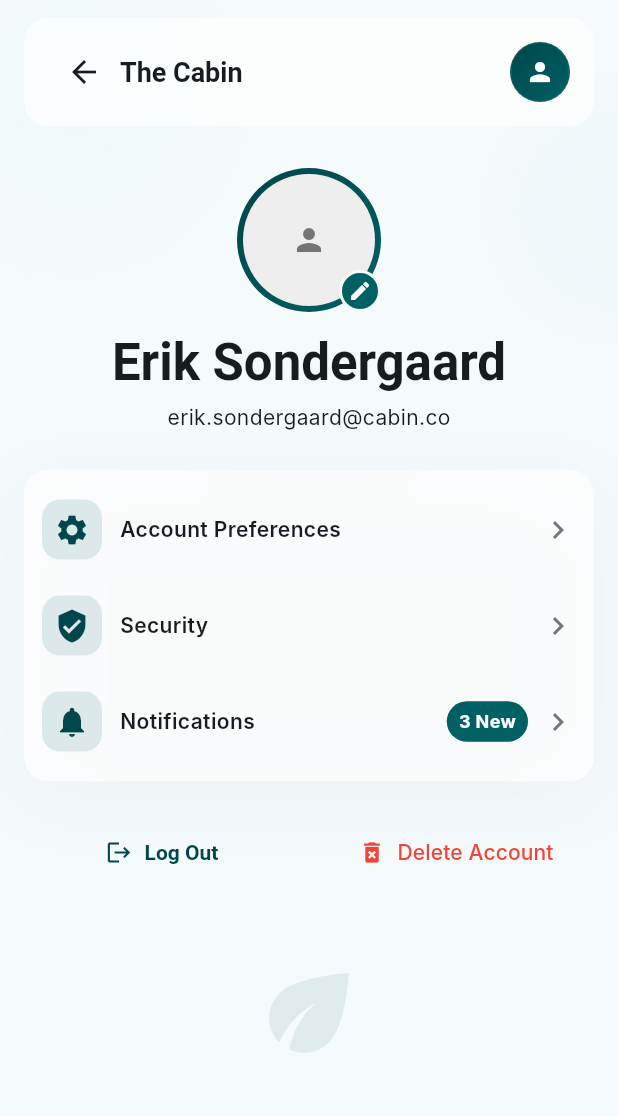
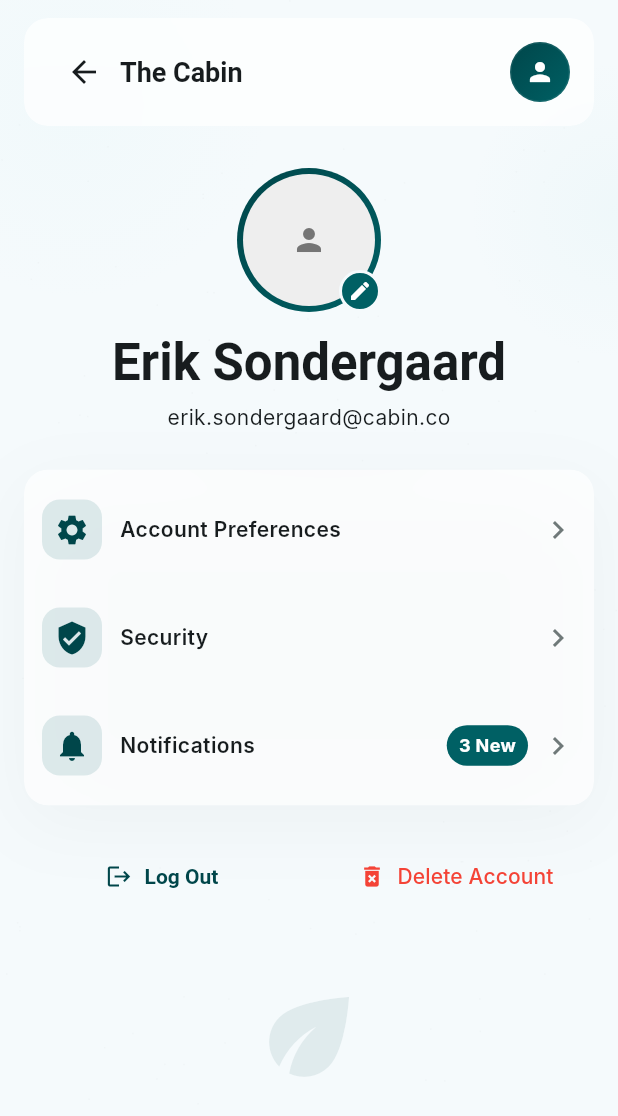
Before and after one commit to tianhaoz95/lumi, a Flutter app: the SettingsScreen screen opened by its route, on a phone screen of 412 x 824 dp. Shown: the top 1116 px of the screen. Run offline on Flutter 3.47's test engine with Material 3 defaults, Android fonts, the phone set to English and light mode, and no system bars; our stand-ins replace appwrite, flutter_riverpod, go_router; missing offline and left inert: dart:ffi, flutter_rust_bridge; network calls fail; Roboto replaces fonts that are missing (Inter, Manrope); statements that could not run were skipped.

Commit message:
Settings: remove dividers from settings list; use spacing for grouping
Mark settings list-items task done in midterm-polish-tasks.md

Co-authored-by: Copilot <223556219+Copilot@users.noreply.github.com>

```diff
--- a/lib/features/settings/settings.dart
+++ b/lib/features/settings/settings.dart
@@ -153,13 +153,13 @@ class SettingsScreen extends ConsumerWidget {
                                 label: 'Account Preferences',
                                 onTap: () {},
                               ),
-                              const Divider(height: 0, thickness: 0, color: Colors.transparent),
+                              const SizedBox(height: 8),
                               _SettingsRow(
                                 icon: Icons.verified_user,
                                 label: 'Security',
                                 onTap: () {},
                               ),
-                              const Divider(height: 0, thickness: 0, color: Colors.transparent),
+                              const SizedBox(height: 8),
                               _SettingsRow(
                                 icon: Icons.notifications,
                                 label: 'Notifications',
```
Also changed, not shown: 1 other file.
